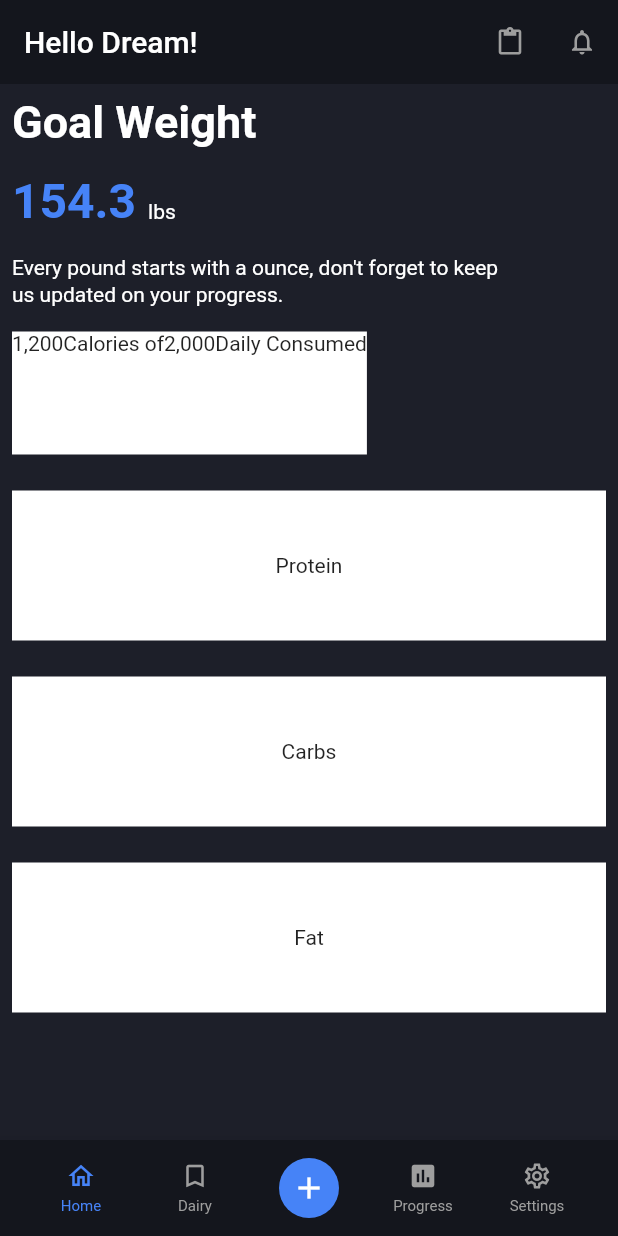
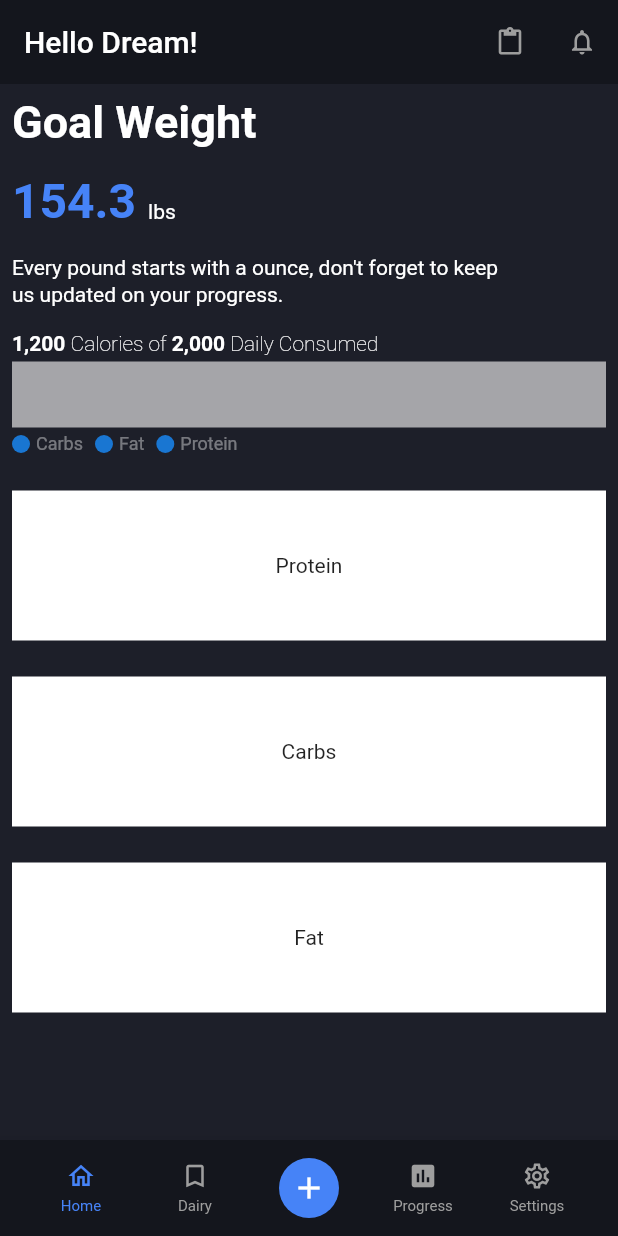
Before and after one commit to JAICHANGPARK/flutter_notebook_18th_story, a Flutter app: the screen it shows after launch, on a phone screen of 412 x 824 dp. Run offline on Flutter 3.47's test engine with Material 2 defaults, Android fonts, the phone set to English and light mode, and no system bars; our stand-ins replace cached_network_image, flutter_lorem, flutter_riverpod, flutter_svg, freezed_annotation, go_router and 3 more.

Commit message:
Update calorie_tracking_home_page.dart

```diff
--- a/lib/ep1076_calorie_tracking_app/src/ui/calorie_tracking_home_page.dart
+++ b/lib/ep1076_calorie_tracking_app/src/ui/calorie_tracking_home_page.dart
@@ -88,38 +88,105 @@ class _CalorieTrackingHomePageState extends State<CalorieTrackingHomePage> {
               const SizedBox(
                 height: 16,
               ),
-              Container(
+              SizedBox(
                 height: 82,
-                color: Colors.white,
                 child: Column(
+                  crossAxisAlignment: CrossAxisAlignment.start,
                   children: [
-                    Text.rich(TextSpan(
+                    const Text.rich(
+                      TextSpan(children: [
+                        TextSpan(
+                            text: "1,200 ",
+                            style: TextStyle(
+                              fontWeight: FontWeight.bold,
+                              color: Colors.white,
+                            )),
+                        TextSpan(
+                            text: "Calories of ",
+                            style: TextStyle(
+                              color: Colors.white,
+                              fontWeight: FontWeight.w200,
+                            )),
+
+                        TextSpan(
+                            text: "2,000 ",
+                            style: TextStyle(
+                              fontWeight: FontWeight.bold,
+                              color: Colors.white,
+                            )),
+                        TextSpan(
+                            text: "Daily Consumed",
+                            style: TextStyle(
+                              color: Colors.white,
+                              fontWeight: FontWeight.w200,
+                            )),
+                      ]),
+                    ),
+                     Expanded(child: Padding(
+                      padding: EdgeInsets.symmetric(vertical: 4),
+                      child: Container(
+                        decoration: BoxDecoration(
+                          color: Colors.white.withOpacity(0.6),
+
+                        ),
+                      ),
+                    )),
+                    Row(
                       children: [
-                        TextSpan(
-                          text: "1,200"
+                        const CircleAvatar(
+                          radius: 6,
                         ),
-                        TextSpan(
-                            text: "Calories of"
+                        const SizedBox(
+                          width: 4,
                         ),
-                        TextSpan(
-                            text: "2,000"
+                        Text(
+                          "Carbs",
+                          style: TextStyle(
+                              color: Colors.white.withOpacity(
+                                0.4,
+                              ),
+                              fontSize: 12),
                         ),
-                        TextSpan(
-                            text: "Daily Consumed"
-                        )
-                      ]
-                    ))
+                        const SizedBox(
+                          width: 8,
+                        ),
+                        const CircleAvatar(
+                          radius: 6,
+                        ),
+                        const SizedBox(
+                          width: 4,
+                        ),
+                        Text(
+                          "Fat",
+                          style: TextStyle(
+                              color: Colors.white.withOpacity(
+                                0.4,
+                              ),
+                              fontSize: 12),
+                        ),
+                        const SizedBox(
+                          width: 8,
+                        ),
+                        const CircleAvatar(
+                          radius: 6,
+                        ),
+                        const SizedBox(
+                          width: 4,
+                        ),
+                        Text(
+                          "Protein",
+                          style: TextStyle(
+                              color: Colors.white.withOpacity(
+                                0.4,
+                              ),
+                              fontSize: 12),
+                        ),
+                        const SizedBox(
+                          width: 8,
+                        ),
+                      ],
+                    )
                   ],
-                )
-              ),
-              const SizedBox(
-                height: 24,
-              ),
-              Container(
-                height: 100,
-                color: Colors.white,
-                child: const Center(
-                  child: const Text("Protein"),
                 ),
               ),
               const SizedBox(
@@ -129,7 +196,7 @@ class _CalorieTrackingHomePageState extends State<CalorieTrackingHomePage> {
                 height: 100,
                 color: Colors.white,
                 child: const Center(
-                  child: const Text("Carbs"),
+                  child: Text("Protein"),
                 ),
               ),
               const SizedBox(
@@ -139,7 +206,17 @@ class _CalorieTrackingHomePageState extends State<CalorieTrackingHomePage> {
                 height: 100,
                 color: Colors.white,
                 child: const Center(
-                  child: const Text("Fat"),
+                  child: Text("Carbs"),
+                ),
+              ),
+              const SizedBox(
+                height: 24,
+              ),
+              Container(
+                height: 100,
+                color: Colors.white,
+                child: const Center(
+                  child: Text("Fat"),
                 ),
               )
             ],
@@ -213,7 +290,7 @@ class _CalorieTrackingHomePageState extends State<CalorieTrackingHomePage> {
                   ),
                 ),
               ),
-               Expanded(
+              Expanded(
                 child: CircleAvatar(
                   child: const Icon(Icons.add),
                   foregroundColor: Colors.white,
```
